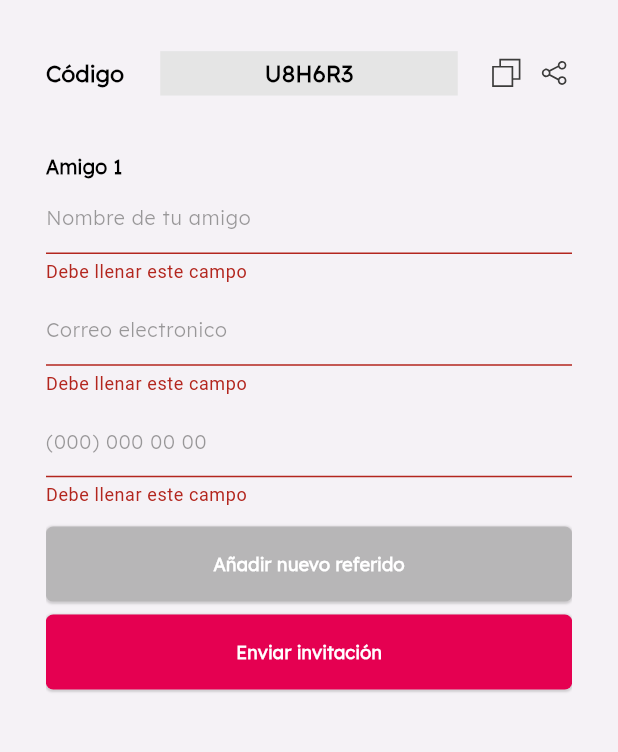
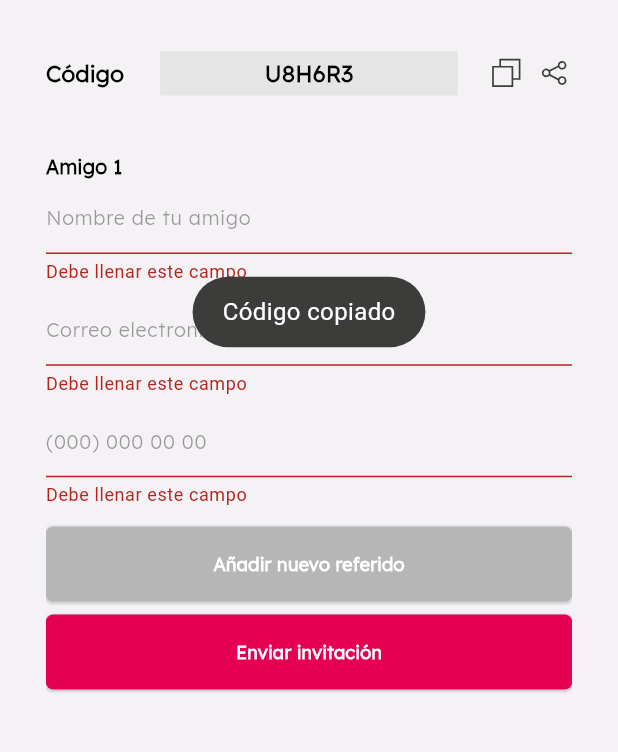
Before and after one commit to dcamilovelandia/athletic, a Flutter app: the ReferralsPage screen opened by its route, after a tap on an icon or button, on a phone screen of 412 x 824 dp, the part 306-1058 px from its top. Run offline on Flutter 3.47's test engine with Material 2 defaults, Android fonts, the phone set to English and light mode, and no system bars; drawn by our look-alikes of expandable_page_view; our stand-ins replace flutter_screenutil, flutter_svg, fluttertoast, get, share_plus; statements that could not run were skipped.

Commit message:
first commit

```diff
--- a/lib/main.dart
+++ b/lib/main.dart
@@ -35,6 +35,7 @@ class MyApp extends StatelessWidget {
               primarySwatch: Colors.red,
               dividerColor: Colors.transparent,
               canvasColor: Colors.transparent,
+              splashColor:  Colors.transparent,
               useMaterial3: true),
           title: 'Atletic',
           initialRoute: AppRoutes.referralsOnboardPage,
--- a/lib/src/core/global_assets.dart
+++ b/lib/src/core/global_assets.dart
@@ -12,3 +12,6 @@ SvgPicture icoBackArrow({Color? color}) => SvgPicture.asset('assets/icons/ico_ar
 SvgPicture icoCopy({Color? color}) => SvgPicture.asset('assets/icons/ico_copy.svg', color: color,);
 SvgPicture icoShare({Color? color}) => SvgPicture.asset('assets/icons/ico_share.svg', color: color,);
 SvgPicture icoDelete({Color? color}) => SvgPicture.asset('assets/icons/ico_eliminar.svg', color: color,);
+SvgPicture icoUser({Color? color}) => SvgPicture.asset('assets/icons/ico_user.svg', color: color,);
+SvgPicture icoArrowDown({Color? color}) => SvgPicture.asset('assets/icons/ico_arrow_down.svg', color: color,);
+SvgPicture icoArrowUp({Color? color}) => SvgPicture.asset('assets/icons/ico_arrow_up.svg', color: color,);
--- a/lib/src/core/imports/app_imports.dart
+++ b/lib/src/core/imports/app_imports.dart
@@ -35,3 +35,6 @@ export 'package:athletic/src/presentation/pages/referrals/widgets/page_button.da
 /// widgets
 export 'package:athletic/src/presentation/pages/referrals/widgets/referral_data_textField.dart';
 export 'package:athletic/src/presentation/pages/referrals/widgets/referral_data_textField.dart';
+
+/// cards
+export 'package:athletic/src/presentation/pages/referrals/widgets/referrals_card.dart';
--- a/lib/src/presentation/pages/referrals/referral_controller.dart
+++ b/lib/src/presentation/pages/referrals/referral_controller.dart
@@ -1,11 +1,17 @@
+import 'package:athletic/src/core/imports/app_imports.dart';
 import 'package:flutter/material.dart';
+import 'package:flutter/services.dart';
+import 'package:fluttertoast/fluttertoast.dart';
 import 'package:get/get.dart';
+import 'package:share_plus/share_plus.dart';
 
 class ReferralsController extends GetxController {
 
-  /// variables
+  /// controllers
   PageController pageController = PageController();
   ScrollController scrollController = ScrollController();
+
+  /// variables
   int currentPage = 0;
   String affiliateCode = 'U8H6R3';
   List<Map<String, dynamic>> listOfReferrals = [{
@@ -16,6 +22,7 @@ class ReferralsController extends GetxController {
 
   bool hasReferrals = false;
 
+  /// change form page
   changePage({required int page}) {
     currentPage = page;
     update(['changePage']);
@@ -36,14 +43,19 @@ class ReferralsController extends GetxController {
     }
   }
 
-  onTapCopyReferralCode() {
-
+  /// copy user referral code into clipboard
+  onTapCopyReferralCode() async{
+    await Clipboard.setData(ClipboardData(text: affiliateCode)).then((value) {
+      showToast(message: 'Código copiado');
+    });
   }
 
+  /// share user code to another app
   onTapShareReferralCode() {
-
+    Share.share('check out this promo code to athletic *$affiliateCode*');
   }
 
+  /// add a new text group
   addTextFieldGroup() {
     listOfReferrals.add({
       'username': '',
@@ -58,18 +70,33 @@ class ReferralsController extends GetxController {
     update(['referral_fields']);
   }
 
+  /// delete text group
   deleteTextFieldGroup({required Map<String,dynamic> object}) {
     listOfReferrals.remove(object);
     update(['referral_fields']);
   }
 
+  /// update referral data map
   updateReferralMap({required int index, required Map<String, dynamic> data}) {
     listOfReferrals[index] = data;
     update(['referral_fields']);
   }
 
+  /// send referrals data to server
   sendFormToServer() {
 
   }
 
+  /// show toast message
+  showToast({required message}){
+    Fluttertoast.showToast(
+        msg: message ?? 'Error',
+        toastLength: Toast.LENGTH_SHORT,
+        gravity: ToastGravity.CENTER,
+        backgroundColor: blackUniverseColor,
+        textColor: Colors.white,
+        fontSize: 16.0
+    );
+  }
+
 }
--- a/lib/src/presentation/pages/referrals/referrals_page.dart
+++ b/lib/src/presentation/pages/referrals/referrals_page.dart
@@ -1,5 +1,4 @@
 import 'package:athletic/src/core/imports/app_imports.dart';
-import 'package:expandable_page_view/expandable_page_view.dart';
 import 'package:flutter/material.dart';
 import 'package:flutter_screenutil/flutter_screenutil.dart';
 import 'package:get/get.dart';
@@ -84,12 +83,11 @@ class ReferralsPage extends StatelessWidget {
               ),
             ),
           ),
-          body: SingleChildScrollView(
-            physics: const BouncingScrollPhysics(),
-            controller: _.scrollController,
-            child: Padding(
-              padding: EdgeInsets.symmetric(horizontal: 80.w),
-              child: ExpandablePageView(
+          body: Padding(
+            padding: EdgeInsets.symmetric(horizontal: 80.w),
+            child: SizedBox(
+              height: screenUtil.screenHeight - 300.h,
+              child: PageView(
                 controller: _.pageController,
                 scrollDirection: Axis.horizontal,
                 physics: const NeverScrollableScrollPhysics(),
--- a/lib/src/presentation/pages/referrals/sub_pages/my_referrals_page.dart
+++ b/lib/src/presentation/pages/referrals/sub_pages/my_referrals_page.dart
@@ -10,7 +10,9 @@ class MyReferralsPage extends StatelessWidget {
   Widget build(BuildContext context) {
     return GetBuilder<ReferralsController>(
       id: 'my_referrals_page',
-      builder: (_) => Padding(
+      builder: (_) => SingleChildScrollView(
+        physics: const BouncingScrollPhysics(),
+        child: Padding(
           padding: EdgeInsets.symmetric(vertical: 30.h),
           child: Column(
             children: [
@@ -28,7 +30,7 @@ class MyReferralsPage extends StatelessWidget {
               ),
               80.verticalSpace,
               /// if user has not referrals show the message
-            if(!_.hasReferrals)
+              if(_.hasReferrals)
                 Column(
                   mainAxisSize: MainAxisSize.min,
                   children: [
@@ -50,7 +52,17 @@ class MyReferralsPage extends StatelessWidget {
                     )
                   ],
                 )
+              else
+                Column(
+                  children: [
+                    ReferralCard(),
+                    ReferralCard(),
+                    ReferralCard(),
+                    ReferralCard(),
                   ],
+                )
+            ],
+          ),
         ),
       ),
     );
--- a/lib/src/presentation/pages/referrals/sub_pages/referral_page.dart
+++ b/lib/src/presentation/pages/referrals/sub_pages/referral_page.dart
@@ -13,6 +13,9 @@ class ReferralPage extends StatelessWidget {
       id: 'referral_page',
       builder: (_) => Padding(
         padding: EdgeInsets.symmetric(vertical: 30.h),
+        child: SingleChildScrollView(
+          physics: const BouncingScrollPhysics(),
+          controller: _.scrollController,
           child: Column(
             children: [
               20.verticalSpace,
@@ -171,6 +174,7 @@ class ReferralPage extends StatelessWidget {
             ],
           ),
         ),
+      ),
     );
   }
 }
--- /dev/null
+++ b/lib/src/presentation/pages/referrals/widgets/referrals_card.dart
@@ -0,0 +1,143 @@
+import 'package:athletic/src/core/imports/app_imports.dart';
+import 'package:flutter/material.dart';
+import 'package:flutter_screenutil/flutter_screenutil.dart';
+import 'package:get/get.dart';
+
+class ReferralCard extends StatelessWidget {
+  const ReferralCard({Key? key}) : super(key: key);
+
+  @override
+  Widget build(BuildContext context) {
+    RxBool expanded = false.obs;
+    final ScreenUtil screenUtil = ScreenUtil();
+    return Obx(() => Column(
+      mainAxisSize: MainAxisSize.min,
+      children: [
+        Container(
+          width: screenUtil.screenWidth,
+          height: 1,
+          color: greyUniverseColor.withOpacity(0.5),
+        ),
+        ExpansionTile(
+          onExpansionChanged: (value) => expanded.value = value,
+          collapsedBackgroundColor: Colors.transparent,
+          expandedAlignment: Alignment.centerLeft,
+          tilePadding: const EdgeInsets.all(0),
+          expandedCrossAxisAlignment: CrossAxisAlignment.start,
+          title: Row(
+            mainAxisSize: MainAxisSize.max,
+            mainAxisAlignment: MainAxisAlignment.spaceBetween,
+            children: [
+              SizedBox(
+                height: 50,
+                width: (screenUtil.screenWidth / 2),
+                child: Row(
+                  mainAxisSize: MainAxisSize.min,
+                  children: [
+                    SizedBox(
+                      height: 22,
+                      width: 22,
+                      child: icoUser(),
+                    ),
+                    30.horizontalSpace,
+                    Column(
+                      mainAxisSize: MainAxisSize.min,
+                      crossAxisAlignment: CrossAxisAlignment.start,
+                      mainAxisAlignment: MainAxisAlignment.start,
+                      children: [
+                        Text(
+                          'Kevin Ruiz',
+                          overflow: TextOverflow.ellipsis,
+                          style: textStyle(
+                              fontWeight: FontWeight.w600
+                          ),
+                        ),
+                        Text(
+                          expanded.value ? '' : 'con plan |12|29|2021',
+                          overflow: TextOverflow.ellipsis,
+                          style: textStyle(
+                              size: 11
+                          ),
+                        )
+                      ],
+                    )
+                  ],
+                ),
+              ),
+              Row(
+                mainAxisSize: MainAxisSize.max,
+                crossAxisAlignment: CrossAxisAlignment.center,
+                mainAxisAlignment: MainAxisAlignment.end,
+                children: [
+                  if(!expanded.value)
+                    Column(
+                      mainAxisSize: MainAxisSize.min,
+                      crossAxisAlignment: CrossAxisAlignment.start,
+                      children: [
+                        Text(
+                          'Beneficio',
+                          overflow: TextOverflow.ellipsis,
+                          style: textStyle(
+                            fontWeight: FontWeight.w300,
+                          ),
+                        ),
+                        Text(
+                          '1 mes gratis',
+                          overflow: TextOverflow.ellipsis,
+                          style: textStyle(
+                              size: 11,
+                              fontWeight: FontWeight.w600
+                          ),
+                        )
+                      ],
+                    ),
+                ],
+              ),
+              0.horizontalSpace
+            ],
+          ),
+          children: [
+            Column(
+              crossAxisAlignment: CrossAxisAlignment.start,
+              children: [
+                _referralPlanDetails(title: 'Correo', subtitle: 'jazzurynat@corre.com'),
+                20.verticalSpace,
+                _referralPlanDetails(title: 'Telefono', subtitle: '3203565112'),
+                20.verticalSpace,
+                _referralPlanDetails(title: 'Estado', subtitle: 'VIP / Año'),
+                20.verticalSpace,
+                _referralPlanDetails(title: 'Fecha afilición', subtitle: '29 | Diciembre | 2022'),
+                20.verticalSpace,
+                _referralPlanDetails(title: 'Beneficio', subtitle: '1 mes gratis'),
+                30.verticalSpace
+              ],
+            )
+          ],
+        ),
+      ],
+    ));
+  }
+
+  Widget _referralPlanDetails({required String title, required String subtitle}) {
+    return Padding(
+      padding: EdgeInsets.symmetric(horizontal: 90.w),
+      child: Column(
+        crossAxisAlignment: CrossAxisAlignment.start,
+        children: [
+          Text(
+            title,
+            style: textStyle(
+              fontWeight: FontWeight.w600
+            ),
+          ),
+          Text(
+            subtitle,
+            style: textStyle(
+                fontWeight: FontWeight.w300
+            ),
+          )
+        ],
+      ),
+    );
+  }
+}
--- a/pubspec.yaml
+++ b/pubspec.yaml
@@ -17,6 +17,8 @@ dependencies:
   flutter_svg: ^1.1.0
   flutter_screenutil: ^5.5.3+2
   expandable_page_view: ^1.0.14
+  fluttertoast: ^8.0.9
+  share_plus: ^4.0.9
 
 dev_dependencies:
   flutter_test:
```
Also changed, not shown: assets/icons/ico_arrow_down.svg (added), assets/icons/ico_arrow_up.svg (added), assets/icons/ico_user.svg (added), pubspec.lock, 2 other files. Lines whose indentation alone changed are shown as unchanged.
